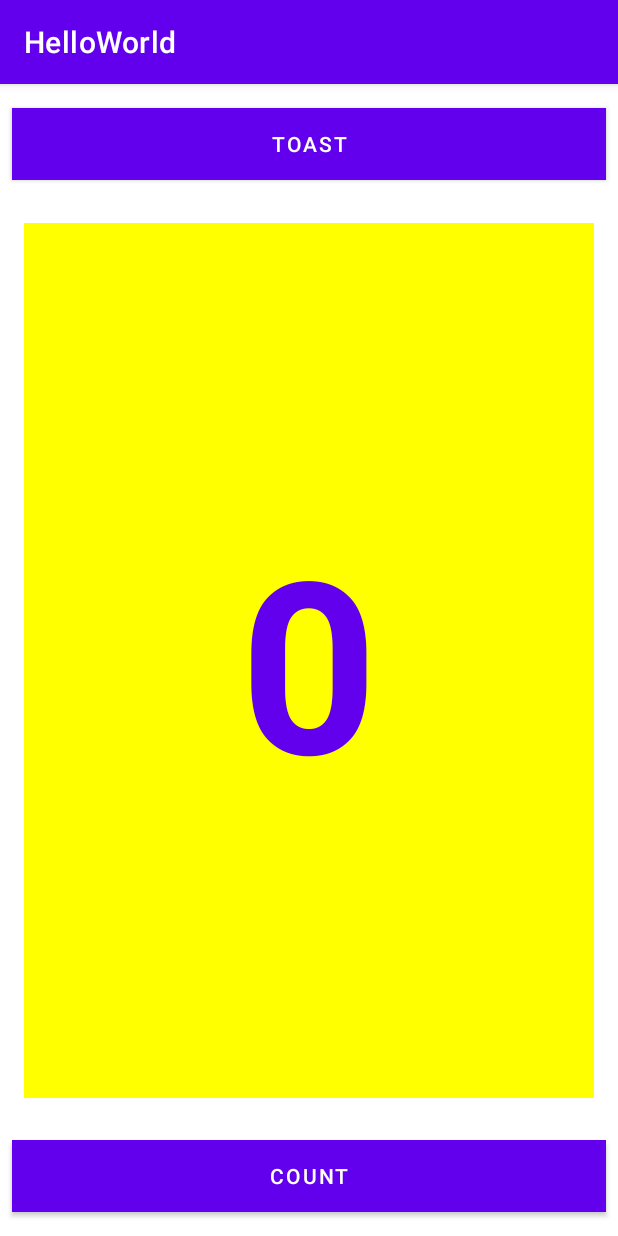
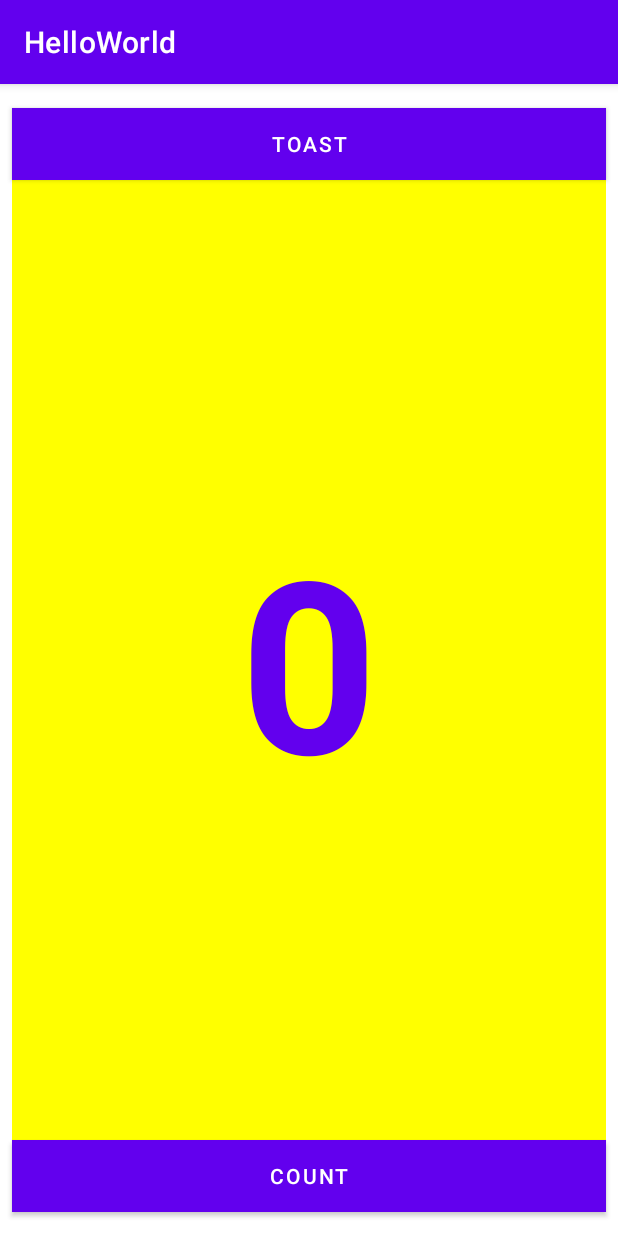
Before and after one commit to kriticashk/Your-first-interactive-UI, an Android app: the screen it shows after launch (MainActivity), on a phone screen of 412 x 824 dp. Run offline under Robolectric (Android 15) with nearby library versions, the phone set to English and light mode, and no system bars.

```diff
--- a/app/src/main/res/layout/activity_main.xml
+++ b/app/src/main/res/layout/activity_main.xml
@@ -40,8 +40,8 @@
 
     <TextView
         android:id="@+id/show_count"
-        android:layout_width="380dp"
-        android:layout_height="583dp"
+        android:layout_width="0dp"
+        android:layout_height="0dp"
         android:layout_marginStart="8dp"
         android:layout_marginEnd="8dp"
         android:background="#FFFF00"
```
